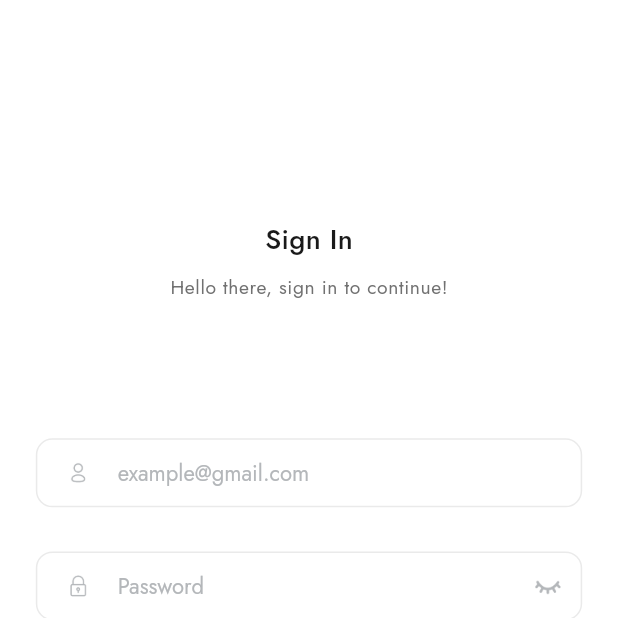
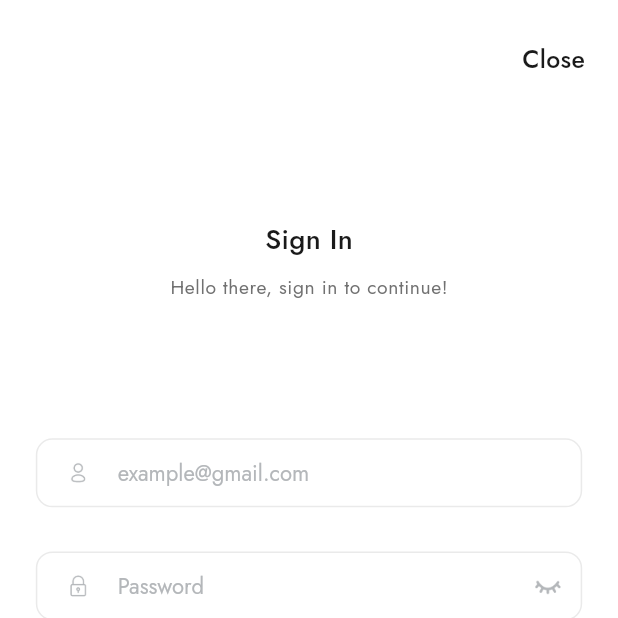
Before and after one commit to nokibul82/Amar-Khamar, a Flutter app: the LoginScreen screen opened by its route, on a phone screen of 412 x 824 dp, the top half of it. Run offline on Flutter 3.47's test engine with Material 3 defaults, Android fonts, the phone set to English and light mode, and no system bars; our stand-ins replace animated_text_kit, avatar_glow, cached_network_image, carousel_slider, confetti, connectivity_plus and 30 more; missing offline and left inert: flutter_paypal_checkout, flutter_stripe, lecle_downloads_path_provider, local_session_timeout, razorpay_flutter; accounts and stored records are empty.

Commit message:
Login Free Access

```diff
--- a/lib/controllers/deposit_controller.dart
+++ b/lib/controllers/deposit_controller.dart
@@ -31,6 +31,7 @@ class DepositController extends GetxController {
   TextEditingController amountCtrl = TextEditingController();
 
   Future getPaymentGateways() async {
+    if(HiveHelp.read(Keys.token) != null){
       _isLoading = true;
       update();
       http.Response response = await DepositRepo.getGateways();
@@ -51,6 +52,7 @@ class DepositController extends GetxController {
       } else {
         Helpers.showSnackBar(msg: jsonDecode(response.body)['data']);
         update();
+      }
     }
   }
 
--- a/lib/views/screens/auth/login_screen.dart
+++ b/lib/views/screens/auth/login_screen.dart
@@ -157,7 +157,7 @@ class LoginScreen extends StatelessWidget {
                     Material(
                       color: Colors.transparent,
                       child: AppButton(
-                         text: storedLanguage['Sign In'] ?? "Sign In",
+                        text: storedLanguage['Sign In'] ?? "Sign In",
                         style: t.bodyLarge?.copyWith(
                             fontSize: 20.sp, color: AppColors.whiteColor),
                         isLoading: controller.isLoading ? true : false,
@@ -180,7 +180,7 @@ class LoginScreen extends StatelessWidget {
                     Align(
                       alignment: Alignment.center,
                       child: Text(
-                          storedLanguage['Don\'t have an account?'] ??
+                        storedLanguage['Don\'t have an account?'] ??
                             "Don’t have an account?",
                         style: t.displayMedium?.copyWith(
                           color: AppThemes.getHintColor(),
@@ -195,7 +195,7 @@ class LoginScreen extends StatelessWidget {
                           Get.toNamed(RoutesName.signUpScreen);
                         },
                         child: Text(
-                       storedLanguage['Create account'] ?? "Create account",
+                          storedLanguage['Create account'] ?? "Create account",
                           style: t.bodyMedium?.copyWith(
                             fontSize: 18.sp,
                           ),
@@ -206,6 +206,22 @@ class LoginScreen extends StatelessWidget {
                 ),
               ),
             ),
+            Container(
+              margin: const EdgeInsets.symmetric(vertical: 15,horizontal: 10),
+              child: Align(
+                key: Key("Close"),
+                alignment: Alignment.topRight,
+                child: TextButton(
+                  onPressed: () => Get.offAllNamed(RoutesName.mainDrawerScreen),
+                  child: Text(
+                    "Close",
+                    style: t.bodyMedium?.copyWith(
+                      fontSize: 18.sp,
+                    ),
+                  ),
+                ),
+              ),
+            ),
           ],
         ),
       ));
--- a/lib/views/screens/profile/profile_setting_screen.dart
+++ b/lib/views/screens/profile/profile_setting_screen.dart
@@ -1,3 +1,4 @@
+import 'package:amarkhamar/controllers/bindings/controller_index.dart';
 import 'package:cached_network_image/cached_network_image.dart';
 import 'package:flutter/cupertino.dart';
 import 'package:flutter/material.dart';
@@ -698,6 +699,8 @@ Future<dynamic> buildLogoutDialog(
               )),
           MaterialButton(
               onPressed: () async {
+                Get.find<TransactionController>().transactionList = [];
+                Get.find<TransactionController>().update();
                 HiveHelp.remove(Keys.token);
                 Get.offAllNamed(RoutesName.loginScreen);
               },
```
Also changed, not shown: lib/controllers/withdraw_controller.dart (+6 -1 lines), lib/views/screens/auth/sign_up_screen.dart (+16 -0 lines), lib/views/screens/bottom_nav/bottom_nav_bar.dart (+33 -1 lines), lib/views/screens/home/drawer_screen.dart (+29 -16 lines), assets/ecommerce/login.png (added), assets/ecommerce/login2.png (added), assets/images/login.png (added), assets/images/login2.png (added). Lines whose indentation alone changed are shown as unchanged.
